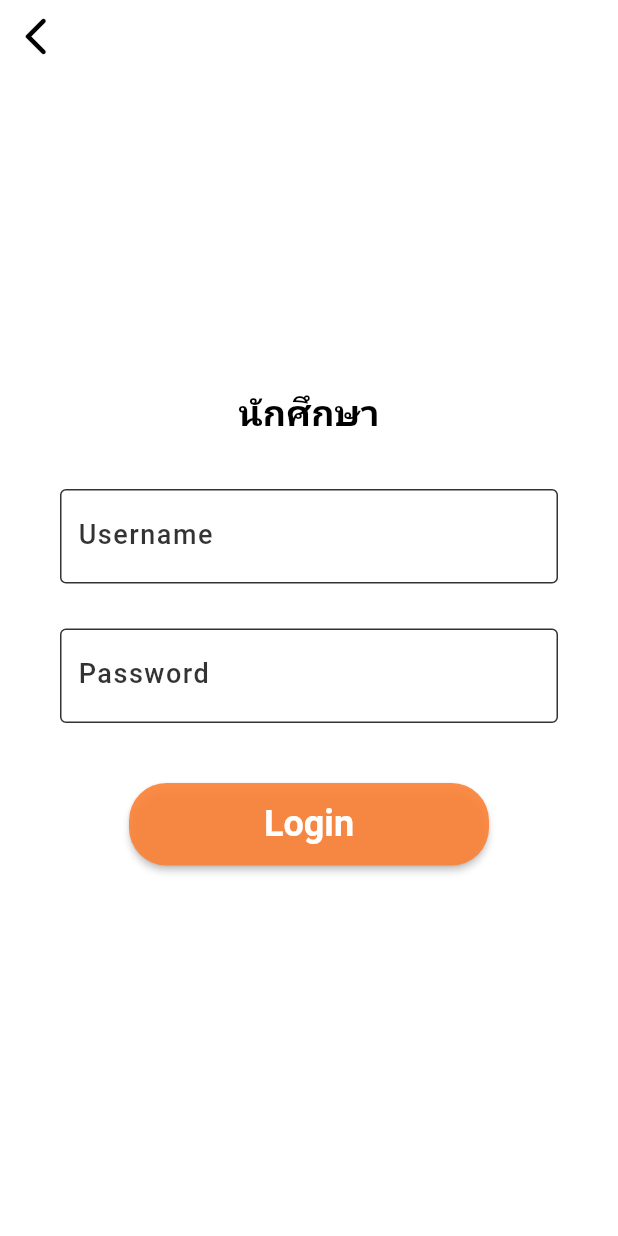
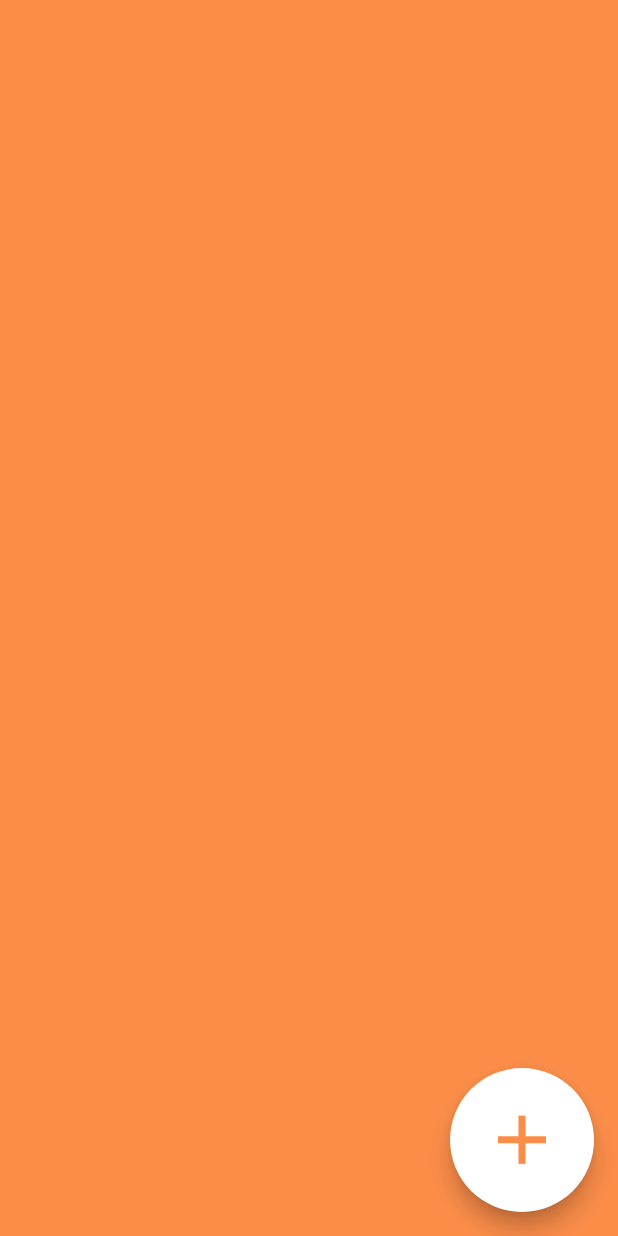
Before and after one commit to NiebAnupat/JONG.Q, a Flutter app: the UserLogin screen opened directly, after a tap on "Login", on a phone screen of 412 x 824 dp. Run offline on Flutter 3.47's test engine with Material 2 defaults, Android fonts, the phone set to English and light mode, and no system bars; our stand-ins replace get, google_fonts.

Commit message:
Feat(member): add old or new member button

```diff
--- a/lib/main.dart
+++ b/lib/main.dart
@@ -1,6 +1,6 @@
-import 'package:flutter/material.dart';
 import 'package:get/get.dart';
 import 'views/role_page.dart';
+import 'package:flutter/material.dart';
 
 void main() {
   runApp(GetMaterialApp(home: const MyApp()));
--- a/lib/views/user/login_page.dart
+++ b/lib/views/user/login_page.dart
@@ -2,6 +2,7 @@ import 'package:get/get.dart';
 import 'package:flutter/material.dart';
 import 'package:jong_q/views/role_page.dart';
 import 'package:google_fonts/google_fonts.dart';
+import 'package:jong_q/views/user/member_page.dart';
 
 class UserLogin extends StatelessWidget {
   const UserLogin({super.key});
@@ -111,7 +112,9 @@ class UserLogin extends StatelessWidget {
 
                     // login button
                     ElevatedButton(
-                        onPressed: () {},
+                        onPressed: () {
+                          Get.to(MemberPage());
+                        },
                         // ignore: sort_child_properties_last
                         child: Text("Login",
                             style: GoogleFonts.notoSansThai(
--- /dev/null
+++ b/lib/views/user/member_page.dart
@@ -0,0 +1,72 @@
+import 'package:flutter/material.dart';
+import 'package:google_fonts/google_fonts.dart';
+
+class MemberPage extends StatefulWidget {
+  const MemberPage({super.key});
+
+  @override
+  State<MemberPage> createState() => _MemberPageState();
+}
+
+class _MemberPageState extends State<MemberPage> {
+  bool isVisible = false;
+
+  @override
+  Widget build(BuildContext context) {
+    return Scaffold(
+      backgroundColor: const Color.fromARGB(235, 251, 131, 57),
+      body: SafeArea(
+        child: Center(
+          child: Column(mainAxisAlignment: MainAxisAlignment.center, children: [
+            Visibility(
+              visible: isVisible,
+              child: ElevatedButton(
+                  onPressed: () {},
+                  // ignore: sort_child_properties_last
+                  child: Text("รายเก่า",
+                      style: GoogleFonts.notoSansThai(
+                          fontSize: 24,
+                          fontWeight: FontWeight.bold,
+                          color: const Color.fromARGB(255, 0, 0, 0))),
+                  style: ElevatedButton.styleFrom(
+                    backgroundColor: const Color.fromARGB(235, 255, 255, 255),
+                    minimumSize: const Size(300, 100),
+                  )),
+            ),
+            const SizedBox(
+              height: 8,
+            ),
+            Visibility(
+              visible: isVisible,
+              child: ElevatedButton(
+                  onPressed: () {},
+                  // ignore: sort_child_properties_last
+                  child: Text("รายใหม่",
+                      style: GoogleFonts.notoSansThai(
+                          fontSize: 24,
+                          fontWeight: FontWeight.bold,
+                          color: const Color.fromARGB(255, 0, 0, 0))),
+                  style: ElevatedButton.styleFrom(
+                    backgroundColor: const Color.fromARGB(235, 255, 255, 255),
+                    minimumSize: const Size(300, 100),
+                  )),
+            ),
+          ]),
+        ),
+      ),
+      floatingActionButton: FloatingActionButton.large(
+        onPressed: () {
+          setState(() {
+            isVisible = !isVisible;
+          });
+        },
+        backgroundColor: Colors.white,
+        child: const Icon(
+          Icons.add,
+          color: Color.fromARGB(235, 251, 131, 57),
+          size: 55,
+        ),
+      ),
+    );
+  }
+}
```
Also changed, not shown: pubspec.lock.
